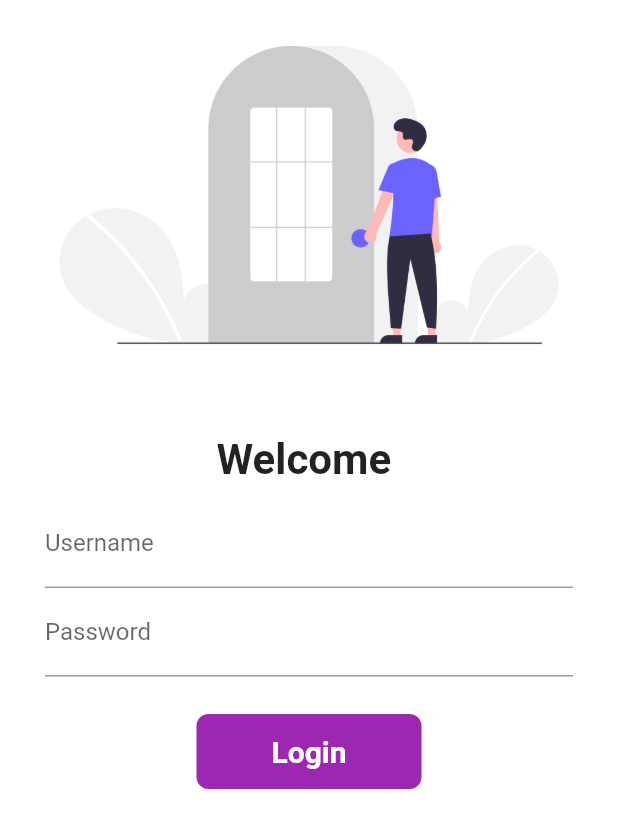
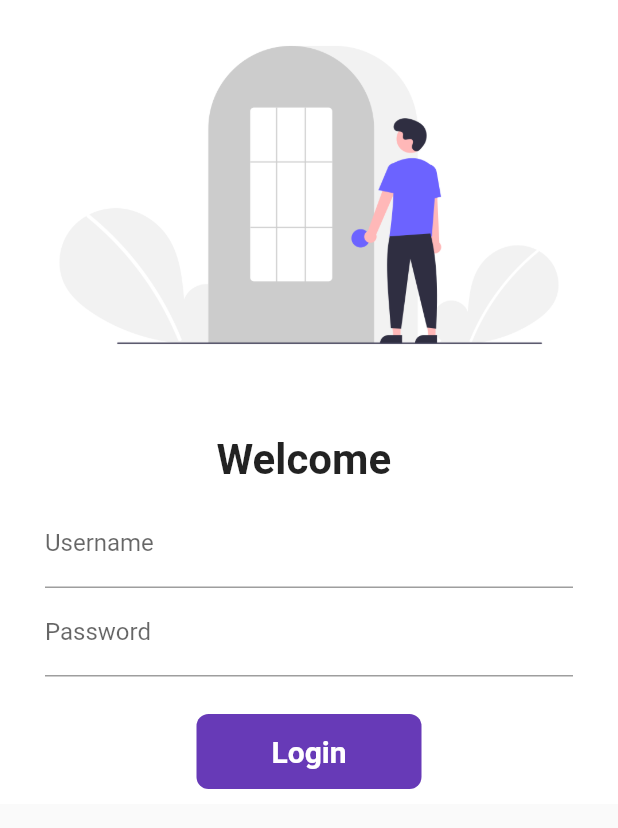
Before and after one commit to PushkaraSharma/FlutterCatelogApp, a Flutter app: the LoginPage widget shown alone on an empty page, opened directly, on a phone screen of 412 x 824 dp. Shown: the top 828 px of the screen. Run offline on Flutter 3.47's test engine with Material 2 defaults, Android fonts, the phone set to English and light mode, and no system bars; network calls fail.

```diff
--- a/lib/pages/LoginPage.dart
+++ b/lib/pages/LoginPage.dart
@@ -10,11 +10,27 @@ class LoginPage extends StatefulWidget {
 class _LoginPageState extends State<LoginPage> {
   String _name = "";
   bool _changeButton = false;
+  final _formKey = GlobalKey<FormState>();
 
+  moveToHome() async {
+    if (_formKey.currentState!.validate()) {
+      setState(() {
+        _changeButton = true;
+      });
+      await Future.delayed(Duration(seconds: 1));
+      await Navigator.pushNamed(context, MyRoutes.homePageRoute);
+      setState(() {
+        _changeButton = false;
+      });
+    }
+  }
   @override
   Widget build(BuildContext context) {
     return Material(
       color: Colors.white,
+      child: SingleChildScrollView(
+        child: Form(
+          key: _formKey,
           child: Column(
             children: [
               Image.asset(
@@ -33,7 +49,8 @@ class _LoginPageState extends State<LoginPage> {
                 ),
               ),
               Padding(
-              padding: const EdgeInsets.symmetric(vertical: 10, horizontal: 30),
+                  padding:
+                      const EdgeInsets.symmetric(vertical: 10, horizontal: 30),
                   child: Column(
                     children: [
                       TextFormField(
@@ -43,28 +60,42 @@ class _LoginPageState extends State<LoginPage> {
                           _name = value;
                           setState(() {});
                         },
+                        validator: (value){
+                          if(value!.isEmpty)
+                            return "UserName cannot be empty";
+                          if(value.length<6)
+                            return "UserName cannot be less than 6 characters";
+                        },
                       ),
                       TextFormField(
                           obscureText: true,
                           decoration: InputDecoration(
-                          labelText: "Password", hintText: "Enter Password")),
+                              labelText: "Password",
+                              hintText: "Enter Password"),
+                      validator: (value){
+                        if(value!.isEmpty)
+                          return "Password cannot be empty";
+                        if(value.length<6)
+                          return "Password cannot be less than 6 characters";
+                      },),
                       SizedBox(
                         height: 25,
                       ),
-                  InkWell(
-                    onTap: () async{
-                      setState(() {
-                        _changeButton = true;
-                      });
-                      await Future.delayed(Duration(seconds: 1));
-                       Navigator.pushNamed(context, MyRoutes.homePageRoute);
-                    },
+                      Material(
+                        color: Colors.deepPurple,
+                        borderRadius:
+                            BorderRadius.circular(_changeButton ? 50 : 8),
+                        child: InkWell(
+                          onTap: () => moveToHome(),
                           child: AnimatedContainer(
                             duration: Duration(seconds: 1),
                             height: 50,
                             width: _changeButton ? 50 : 150,
                             child: _changeButton
-                          ? Icon(Icons.done,color: Colors.white,)
+                                ? Icon(
+                                    Icons.done,
+                                    color: Colors.white,
+                                  )
                                 : Text(
                                     "Login",
                                     style: TextStyle(
@@ -73,23 +104,15 @@ class _LoginPageState extends State<LoginPage> {
                                         fontWeight: FontWeight.bold),
                                   ),
                             alignment: Alignment.center,
-                      decoration: BoxDecoration(
-                          color: Colors.purple,
-                          borderRadius:
-                              BorderRadius.circular(_changeButton ? 50 : 8)),
                           ),
                         ),
-                  // ElevatedButton(
-                  //   child: Text("Login"),
-                  //   style: TextButton.styleFrom(minimumSize: Size(150, 40)),
-                  //   onPressed: (){
-                  //     Navigator.pushNamed(context, MyRoutes.homePageRoute);
-                  //   },
-                  // )
+                      ),
                     ],
                   )),
             ],
           ),
+        ),
+      ),
     );
   }
 }
--- a/lib/widgets/themes.dart
+++ b/lib/widgets/themes.dart
@@ -0,0 +1,20 @@
+import 'package:flutter/material.dart';
+
+class MyTheme {
+  static ThemeData lightTheme(BuildContext context) =>
+      ThemeData(
+        primarySwatch: Colors.deepPurple,
+        appBarTheme: AppBarTheme(
+            color: Colors.white,
+            elevation: 0.0,
+            iconTheme: IconThemeData(color: Colors.black),
+            textTheme: Theme
+                .of(context)
+                .textTheme),
+      );
+
+  static ThemeData darkTheme(BuildContext context) =>
+      ThemeData(brightness: Brightness.dark
+  );
+
+}
--- a/pubspec.yaml
+++ b/pubspec.yaml
@@ -47,6 +47,7 @@ flutter:
   # To add assets to your application, add an assets section, like this:
   assets:
     - assets/images/
+    - assets/Files/
   #   - images/a_dot_ham.jpeg
 
   # An image asset can refer to one or more resolution-specific "variants", see
```
Also changed, not shown: assets/Files/product_data.json (added, +68 -0 lines), lib/main.dart (+6 -5 lines), lib/models/productData.dart (added, +33 -0 lines), lib/pages/homePage.dart (+58 -6 lines), lib/widgets/drawer.dart (+54 -0 lines), lib/widgets/item_widget.dart (added, +28 -0 lines). Lines whose indentation alone changed are shown as unchanged.
